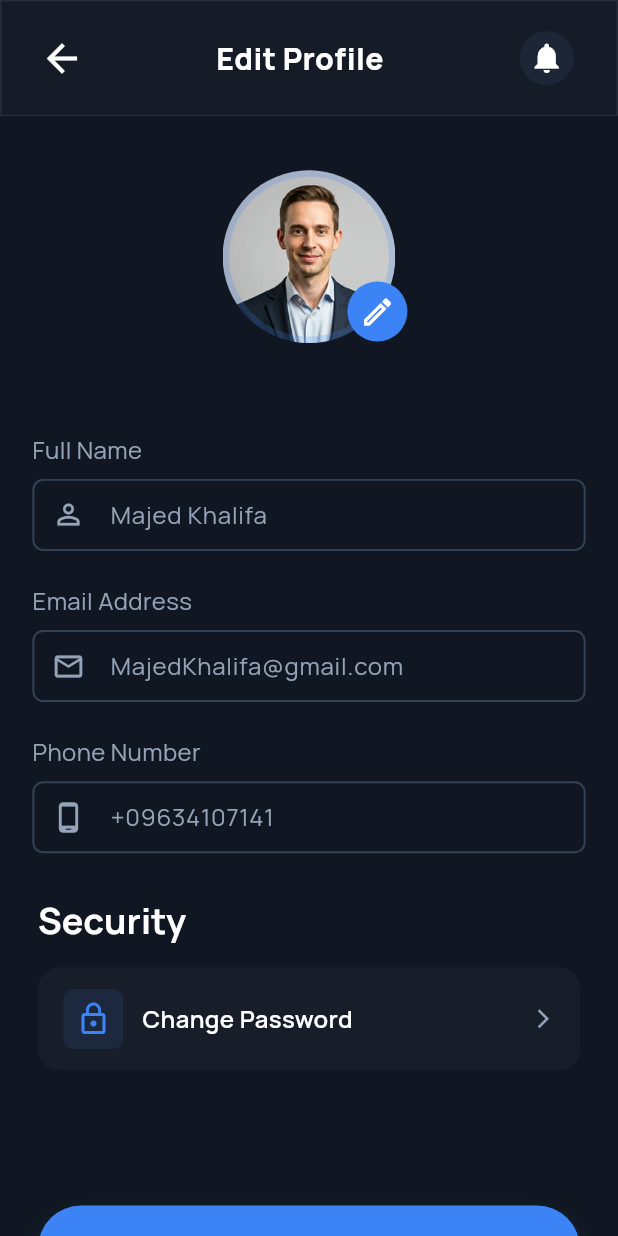
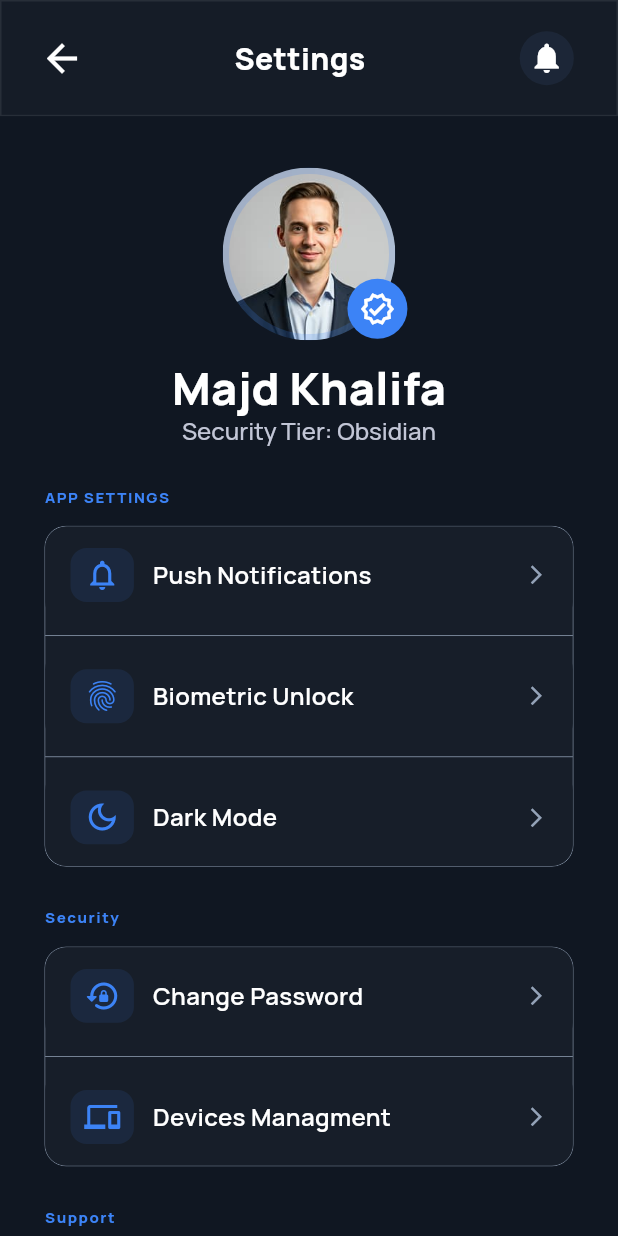
Before and after one commit to Ahmad230798/Syrian-currency, a Flutter app: the screen it shows after launch, on a phone screen of 412 x 824 dp. Run offline on Flutter 3.47's test engine with Material 3 defaults, Android fonts, the phone set to English and light mode, and no system bars; our stand-ins replace dotted_border, flutter_screenutil, flutter_svg.

Commit message:
finishing the setting ui screen

```diff
--- a/lib/core/constants/app_color.dart
+++ b/lib/core/constants/app_color.dart
@@ -2,9 +2,11 @@ import 'package:flutter/material.dart';
 
 class AppColor {
   static const Color gray = Color(0xff334155);
+  static const Color lightgray = Color(0xffC2C6D6);
   static const Color blue = Color(0xff3C83F6);
   static const Color shadowColor = Color(0x403C83F6);
   static const Color grayText = Color(0xff94A3B8);
+
   static const Color blureColor = Color(0xff1E293B);
   static const mainContainerBackGround = Color.fromRGBO(23, 30, 41, 68);
   static const backGroundColor = Color(0xff101722);
--- a/lib/core/routing/app_route.dart
+++ b/lib/core/routing/app_route.dart
@@ -7,6 +7,7 @@ import 'package:syrian_currency/feature/home/ui/home_screeen.dart';
 import 'package:syrian_currency/feature/onbording/page_cntroller.dart';
 import 'package:syrian_currency/feature/profile/ui/profile_screen.dart';
 import 'package:syrian_currency/feature/scan_result/ui/scan_result_screen.dart';
+import 'package:syrian_currency/feature/settings_screen/ui/settings_screen.dart';
 
 class AppRoute {
   Route generateRoute(RouteSettings settings) {
@@ -25,6 +26,8 @@ class AppRoute {
         return MaterialPageRoute(builder: (_) => ProfileScreen());
       case Routes.editProfile:
         return MaterialPageRoute(builder: (_) => EditProfileScreen());
+      case Routes.settingScreen:
+        return MaterialPageRoute(builder: (_) => SettingsScreen());
       default:
         return MaterialPageRoute(
           builder: (_) => Scaffold(
--- a/lib/core/routing/routes.dart
+++ b/lib/core/routing/routes.dart
@@ -6,4 +6,5 @@ class Routes {
   static const String scanResult = '/scanResult';
   static const String profile = '/profile';
   static const String editProfile = '/editProfile';
+  static const String settingScreen = '/settingScreen';
 }
--- a/lib/feature/profile/ui/profile_screen.dart
+++ b/lib/feature/profile/ui/profile_screen.dart
@@ -123,6 +123,7 @@ class ProfileScreen extends StatelessWidget {
                                 text: "Log Out",
                                 boxShadow: [],
                                 color: AppColor.red,
+                                textcolor: AppColor.red,
                                 backGroundColor: AppColor.red.withOpacity(0.1),
                                 icon: Icons.logout,
                               ),
--- /dev/null
+++ b/lib/feature/settings_screen/ui/settings_screen.dart
@@ -0,0 +1,65 @@
+import 'package:flutter/material.dart';
+import 'package:flutter_screenutil/flutter_screenutil.dart';
+import 'package:syrian_currency/core/constants/app_color.dart';
+import 'package:syrian_currency/core/constants/app_text_style.dart';
+import 'package:syrian_currency/core/widgets/app_bottom.dart';
+import 'package:syrian_currency/core/widgets/my_app_bar.dart';
+import 'package:syrian_currency/core/widgets/profile_image_holder.dart';
+import 'package:syrian_currency/feature/settings_screen/widgets/settings_options.dart';
+
+class SettingsScreen extends StatelessWidget {
+  const SettingsScreen({super.key});
+
+  @override
+  Widget build(BuildContext context) {
+    return Scaffold(
+      body: SafeArea(
+        child: Center(
+          child: Column(
+            children: [
+              MyAppBar(title: "Settings"),
+              Expanded(
+                child: SingleChildScrollView(
+                  child: Column(
+                    children: [
+                      38.verticalSpace,
+                      ProfileImageHolder(
+                        imagePath: "assets/images/profile_image.png",
+                        icon: Icons.verified_outlined,
+                      ),
+                      16.verticalSpace,
+                      Text("Majd Khalifa", style: AppTextStyle.font30extraBold),
+                      Text(
+                        "Security Tier: Obsidian",
+                        style: AppTextStyle.font16medium.copyWith(
+                          color: AppColor.lightgray,
+                          height: 19.6 / 16,
+                          letterSpacing: 0,
+                        ),
+                      ),
+                      32.verticalSpace,
+                      SettingsOptions(),
+                      32.verticalSpace,
+                      Padding(
+                        padding: EdgeInsets.symmetric(horizontal: 24.w),
+                        child: AppBottom(
+                          text: "Log Out",
+                          boxShadow: [],
+                          textcolor: AppColor.red,
+                          color: AppColor.red,
+                          backGroundColor: AppColor.red.withOpacity(0.1),
+                          icon: Icons.logout,
+                        ),
+                      ),
+                      50.verticalSpace,
+                    ],
+                  ),
+                ),
+              ),
+            ],
+          ),
+        ),
+      ),
+    );
+  }
+}
--- /dev/null
+++ b/lib/feature/settings_screen/widgets/settings_options.dart
@@ -0,0 +1,216 @@
+import 'package:flutter/material.dart';
+import 'package:flutter_screenutil/flutter_screenutil.dart';
+import 'package:syrian_currency/core/constants/app_color.dart';
+import 'package:syrian_currency/core/constants/app_text_style.dart';
+import 'package:syrian_currency/core/widgets/app_bottom.dart';
+import 'package:syrian_currency/core/widgets/options_card.dart';
+
+class SettingsOptions extends StatelessWidget {
+  const SettingsOptions({super.key});
+
+  @override
+  Widget build(BuildContext context) {
+    return Padding(
+      padding: EdgeInsets.symmetric(horizontal: 28.w),
+      child: Column(
+        crossAxisAlignment: CrossAxisAlignment.start,
+        children: [
+          Text(
+            "APP SETTINGS",
+            style: AppTextStyle.font10bold.copyWith(
+              fontWeight: FontWeight.w900,
+              height: 10 / 10,
+              letterSpacing: 1,
+              color: AppColor.blue,
+            ),
+          ),
+          16.verticalSpace,
+          ClipRRect(
+            borderRadius: BorderRadius.circular(16.r),
+            child: Container(
+              width: 1.sw,
+              decoration: BoxDecoration(
+                border: Border.all(color: AppColor.grayText, width: 0.5.w),
+                borderRadius: BorderRadius.circular(16.r),
+                color: AppColor.mainContainerBackGround,
+              ),
+              child: Column(
+                children: [
+                  OptionsCard(
+                    widget: Container(
+                      width: 40.w,
+                      height: 40.h,
+                      decoration: BoxDecoration(
+                        borderRadius: BorderRadius.circular(12.r),
+                        color: AppColor.blue.withOpacity(0.1),
+                      ),
+                      child: Icon(
+                        Icons.notifications_none,
+                        color: AppColor.blue,
+                      ),
+                    ),
+                    text: "Push Notifications",
+                  ),
+                  Divider(color: AppColor.grayText, thickness: 0.5),
+                  OptionsCard(
+                    widget: Container(
+                      width: 40.w,
+                      height: 40.h,
+                      decoration: BoxDecoration(
+                        borderRadius: BorderRadius.circular(12.r),
+                        color: AppColor.blue.withOpacity(0.1),
+                      ),
+                      child: Icon(Icons.fingerprint, color: AppColor.blue),
+                    ),
+                    text: "Biometric Unlock",
+                  ),
+                  Divider(color: AppColor.grayText, thickness: 0.5),
+                  OptionsCard(
+                    widget: Container(
+                      width: 40.w,
+                      height: 40.h,
+                      decoration: BoxDecoration(
+                        borderRadius: BorderRadius.circular(12.r),
+                        color: AppColor.blue.withOpacity(0.1),
+                      ),
+                      child: Icon(
+                        Icons.dark_mode_outlined,
+                        color: AppColor.blue,
+                      ),
+                    ),
+                    text: "Dark Mode",
+                  ),
+                ],
+              ),
+            ),
+          ),
+          32.verticalSpace,
+          Text(
+            "Security",
+            style: AppTextStyle.font10bold.copyWith(
+              fontWeight: FontWeight.w900,
+              height: 10 / 10,
+              letterSpacing: 1,
+              color: AppColor.blue,
+            ),
+          ),
+          16.verticalSpace,
+          ClipRRect(
+            borderRadius: BorderRadius.circular(16.r),
+            child: Container(
+              width: 1.sw,
+              decoration: BoxDecoration(
+                border: Border.all(color: AppColor.grayText, width: 0.5.w),
+                borderRadius: BorderRadius.circular(16.r),
+                color: AppColor.mainContainerBackGround,
+              ),
+              child: Column(
+                children: [
+                  OptionsCard(
+                    widget: Container(
+                      width: 40.w,
+                      height: 40.h,
+                      decoration: BoxDecoration(
+                        borderRadius: BorderRadius.circular(12.r),
+                        color: AppColor.blue.withOpacity(0.1),
+                      ),
+                      child: Icon(
+                        Icons.lock_reset_rounded,
+                        color: AppColor.blue,
+                      ),
+                    ),
+                    text: "Change Password",
+                  ),
+                  Divider(color: AppColor.grayText, thickness: 0.5),
+                  OptionsCard(
+                    widget: Container(
+                      width: 40.w,
+                      height: 40.h,
+                      decoration: BoxDecoration(
+                        borderRadius: BorderRadius.circular(12.r),
+                        color: AppColor.blue.withOpacity(0.1),
+                      ),
+                      child: Icon(Icons.devices, color: AppColor.blue),
+                    ),
+                    text: "Devices Managment",
+                  ),
+                ],
+              ),
+            ),
+          ),
+          32.verticalSpace,
+          Text(
+            "Support",
+            style: AppTextStyle.font10bold.copyWith(
+              fontWeight: FontWeight.w900,
+              height: 10 / 10,
+              letterSpacing: 1,
+              color: AppColor.blue,
+            ),
+          ),
+          16.verticalSpace,
+          ClipRRect(
+            borderRadius: BorderRadius.circular(16.r),
+            child: Container(
+              width: 1.sw,
+              decoration: BoxDecoration(
+                border: Border.all(color: AppColor.grayText, width: 0.5.w),
+                borderRadius: BorderRadius.circular(16.r),
+                color: AppColor.mainContainerBackGround,
+              ),
+              child: Column(
+                children: [
+                  OptionsCard(
+                    widget: Container(
+                      width: 40.w,
+                      height: 40.h,
+                      decoration: BoxDecoration(
+                        borderRadius: BorderRadius.circular(12.r),
+                        color: AppColor.blue.withOpacity(0.1),
+                      ),
+                      child: Icon(
+                        Icons.help_center_outlined,
+                        color: AppColor.blue,
+                      ),
+                    ),
+                    text: "Help Center",
+                  ),
+                  Divider(color: AppColor.grayText, thickness: 0.5),
+                  OptionsCard(
+                    widget: Container(
+                      width: 40.w,
+                      height: 40.h,
+                      decoration: BoxDecoration(
+                        borderRadius: BorderRadius.circular(12.r),
+                        color: AppColor.blue.withOpacity(0.1),
+                      ),
+                      child: Icon(
+                        Icons.bug_report_outlined,
+                        color: AppColor.blue,
+                      ),
+                    ),
+                    text: "Report a Bug",
+                  ),
+                  Divider(color: AppColor.grayText, thickness: 0.5),
+                  OptionsCard(
+                    widget: Container(
+                      width: 40.w,
+                      height: 40.h,
+                      decoration: BoxDecoration(
+                        borderRadius: BorderRadius.circular(12.r),
+                        color: AppColor.blue.withOpacity(0.1),
+                      ),
+                      child: Icon(Icons.info_outline, color: AppColor.blue),
+                    ),
+                    text: "About App",
+                  ),
+                ],
+              ),
+            ),
+          ),
+
+        ],
+      ),
+    );
+  }
+}
--- a/lib/my_app.dart
+++ b/lib/my_app.dart
@@ -18,7 +18,7 @@ class MyApp extends StatelessWidget {
       child: MaterialApp(
         debugShowCheckedModeBanner: false,
         theme: ThemeData(scaffoldBackgroundColor: AppColor.backGroundColor),
-        initialRoute: Routes.editProfile,
+        initialRoute: Routes.settingScreen,
         onGenerateRoute: appRoute.generateRoute,
       ),
     );
```
